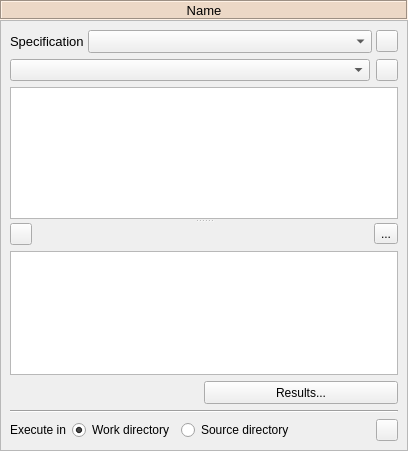
First picture: the form in spine_items/tool/ui/tool_properties.ui, repository spine-tools/spine-items, before the edit.
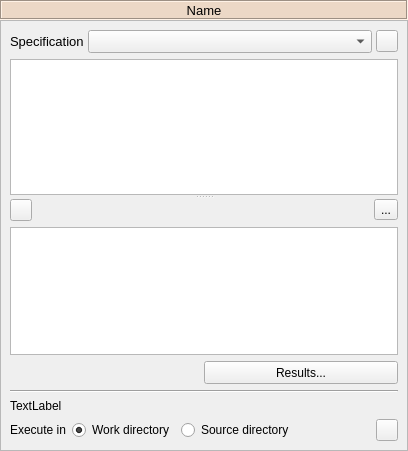
Second picture: the form after the edit. Icons and pictures are not drawn. Custom widgets are drawn as their Qt base class.

Commit message:
Add an Optional widget to Tool specification editor for Python Tool specs
- Add execution_settings to PythonToolSpecifications
- Tool instances now use the execution_settings from the specification to determine how to execute the Tool specification
- Added k_spec_settings argument for Tool ExecutableItems

re Spine-project/Spine-Toolbox#1047

The edit to the form file:
```diff
--- a/spine_items/tool/ui/tool_properties.ui
+++ b/spine_items/tool/ui/tool_properties.ui
@@ -190,36 +190,6 @@
        <item>
         <layout class="QHBoxLayout" name="horizontalLayout_options"/>
        </item>
-       <item>
-        <layout class="QHBoxLayout" name="horizontalLayout">
-         <item>
-          <widget class="QComboBox" name="comboBox_conda_envs"/>
-         </item>
-         <item>
-          <widget class="QToolButton" name="toolButton_refresh_envs">
-           <property name="minimumSize">
-            <size>
-             <width>22</width>
-             <height>22</height>
-            </size>
-           </property>
-           <property name="maximumSize">
-            <size>
-             <width>22</width>
-             <height>22</height>
-            </size>
-           </property>
-           <property name="text">
-            <string/>
-           </property>
-           <property name="icon">
-            <iconset resource="../../ui/resources/resources_icons.qrc">
-             <normaloff>:/icons/sync.svg</normaloff>:/icons/sync.svg</iconset>
-           </property>
-          </widget>
-         </item>
-        </layout>
-       </item>
        <item>
         <widget class="QSplitter" name="splitter">
          <property name="orientation">
@@ -415,6 +385,13 @@
          </property>
         </widget>
        </item>
+       <item>
+        <widget class="QLabel" name="label_jupyter">
+         <property name="text">
+          <string>TextLabel</string>
+         </property>
+        </widget>
+       </item>
        <item>
         <layout class="QHBoxLayout" name="horizontalLayout_15" stretch="0,0,0,0,0">
          <item>
```
The commit also changes 13 other files.
